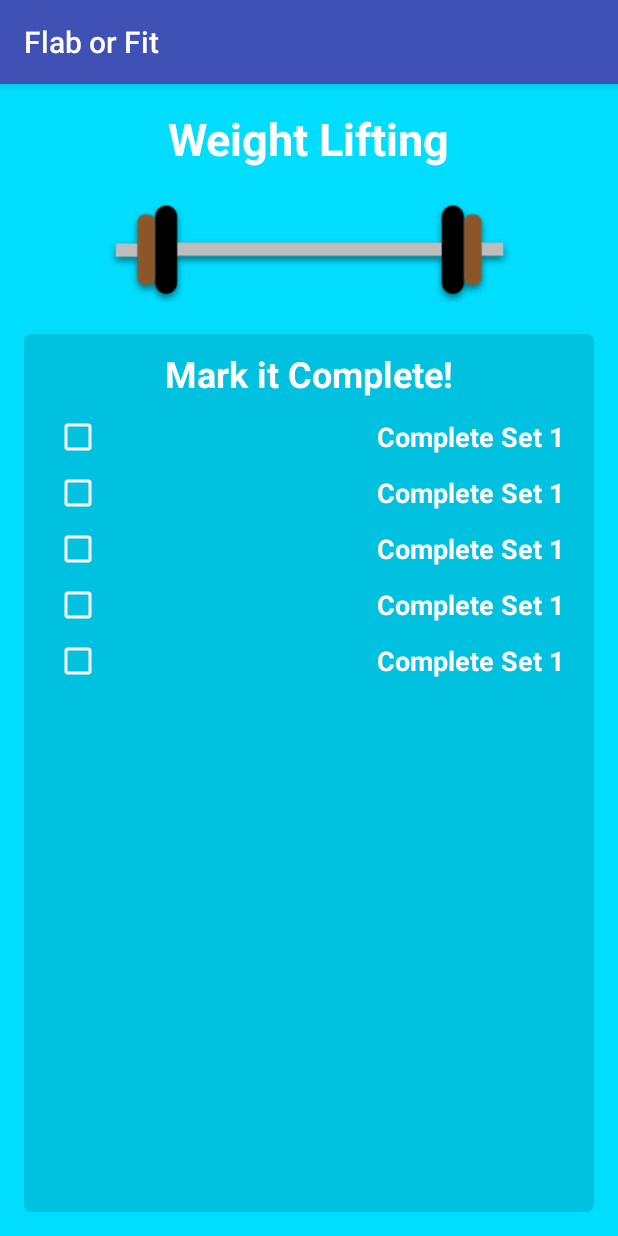
After one commit to dilipkumar4813/Android-FlatorFit, an Android app: the DetailActivity screen opened directly, with no data from a screen before it, on a phone screen of 412 x 824 dp. The commit adds this screen. Run offline under Robolectric (Android 15) with nearby library versions, the light colour scheme and no system bars.

Commit message:
Changes in the min sdk and basic second activity layout

```diff
--- a/app/build.gradle
+++ b/app/build.gradle
@@ -5,7 +5,7 @@ android {
     buildToolsVersion "25.0.0"
     defaultConfig {
         applicationId "com.flaborfit.dilip.flaborfit"
-        minSdkVersion 16
+        minSdkVersion 17
         targetSdkVersion 25
         versionCode 1
         versionName "1.0"
--- a/app/src/main/AndroidManifest.xml
+++ b/app/src/main/AndroidManifest.xml
@@ -1,20 +1,21 @@
 <?xml version="1.0" encoding="utf-8"?>
 <manifest xmlns:android="http://schemas.android.com/apk/res/android"
-    package="com.flaborfit.dilip.flaborfit" >
+    package="com.flaborfit.dilip.flaborfit">
 
     <application
         android:allowBackup="true"
         android:icon="@mipmap/ic_launcher"
         android:label="@string/app_name"
         android:supportsRtl="true"
-        android:theme="@style/AppTheme" >
-        <activity android:name=".MainActivity" >
+        android:theme="@style/AppTheme">
+        <activity android:name=".MainActivity">
             <intent-filter>
                 <action android:name="android.intent.action.MAIN" />
 
                 <category android:name="android.intent.category.LAUNCHER" />
             </intent-filter>
         </activity>
+        <activity android:name=".DetailActivity"></activity>
     </application>
 
 </manifest>
--- /dev/null
+++ b/app/src/main/java/com/flaborfit/dilip/flaborfit/DetailActivity.java
@@ -0,0 +1,20 @@
+package com.flaborfit.dilip.flaborfit;
+
+import android.support.v7.app.AppCompatActivity;
+import android.os.Bundle;
+import android.widget.ImageView;
+import android.widget.TextView;
+
+public class DetailActivity extends AppCompatActivity {
+
+    @Override
+    protected void onCreate(Bundle savedInstanceState) {
+        super.onCreate(savedInstanceState);
+        setContentView(R.layout.activity_detail);
+
+        TextView textTitle = (TextView) findViewById(R.id.text_title);
+
+        ImageView imageMain = (ImageView) findViewById(R.id.image_main);
+
+    }
+}
--- a/app/src/main/java/com/flaborfit/dilip/flaborfit/MainActivity.java
+++ b/app/src/main/java/com/flaborfit/dilip/flaborfit/MainActivity.java
@@ -1,13 +1,51 @@
 package com.flaborfit.dilip.flaborfit;
 
+import android.content.Intent;
 import android.support.v7.app.AppCompatActivity;
 import android.os.Bundle;
+import android.view.View;
+import android.widget.RelativeLayout;
 
-public class MainActivity extends AppCompatActivity {
+public class MainActivity extends AppCompatActivity implements View.OnClickListener {
+
+    public static final String EXERCISE_WEIGHTS = "Weight Lifting";
+    public static final String EXERCISE_YOGA = "Yoga";
+    public static final String EXERCISE_CARDIO = "Cardio";
+    public static final String EXTRA_ITEM_TITLE = "extra.item.title";
 
     @Override
     protected void onCreate(Bundle savedInstanceState) {
         super.onCreate(savedInstanceState);
         setContentView(R.layout.activity_main);
+
+        RelativeLayout buttonWeight = (RelativeLayout) findViewById(R.id.relativelayout_weight_lifting);
+        buttonWeight.setOnClickListener(this);
+
+        RelativeLayout buttonYoga = (RelativeLayout) findViewById(R.id.relativelayout_yoga);
+        buttonYoga.setOnClickListener(this);
+
+        RelativeLayout buttonCardio = (RelativeLayout) findViewById(R.id.relativelayout_cardio);
+        buttonCardio.setOnClickListener(this);
+    }
+
+    @Override
+    public void onClick(View view) {
+        switch (view.getId()) {
+            case R.id.relativelayout_weight_lifting:
+                loadDetailActivity(MainActivity.EXERCISE_WEIGHTS);
+                break;
+            case R.id.relativelayout_yoga:
+                loadDetailActivity(MainActivity.EXERCISE_YOGA);
+                break;
+            case R.id.relativelayout_cardio:
+                loadDetailActivity(MainActivity.EXERCISE_CARDIO);
+                break;
+        }
+    }
+
+    void loadDetailActivity(String exerciseTitle){
+        Intent intent = new Intent(this,DetailActivity.class);
+        intent.putExtra(MainActivity.EXTRA_ITEM_TITLE,exerciseTitle);
+        startActivity(intent);
     }
 }
--- /dev/null
+++ b/app/src/main/res/layout/activity_detail.xml
@@ -0,0 +1,120 @@
+<?xml version="1.0" encoding="utf-8"?>
+<LinearLayout xmlns:android="http://schemas.android.com/apk/res/android"
+    xmlns:app="http://schemas.android.com/apk/res-auto"
+    xmlns:tools="http://schemas.android.com/tools"
+    android:id="@+id/linearlayout_main_background"
+    android:layout_width="match_parent"
+    android:layout_height="match_parent"
+    android:background="@android:color/holo_blue_bright"
+    android:orientation="vertical"
+    android:paddingBottom="@dimen/activity_vertical_margin"
+    android:paddingLeft="@dimen/activity_horizontal_margin"
+    android:paddingRight="@dimen/activity_horizontal_margin"
+    android:paddingTop="@dimen/activity_vertical_margin"
+    tools:context="com.flaborfit.dilip.flaborfit.DetailActivity">
+
+    <TextView
+        android:id="@+id/text_title"
+        android:layout_width="wrap_content"
+        android:layout_height="wrap_content"
+        android:layout_gravity="center_horizontal"
+        android:text="Weight Lifting"
+        android:textColor="@android:color/background_light"
+        android:textSize="30sp"
+        android:textStyle="bold" />
+
+    <ImageView
+        android:id="@+id/image_main"
+        android:layout_width="match_parent"
+        android:layout_height="wrap_content"
+        app:srcCompat="@drawable/weight" />
+
+    <LinearLayout
+        android:layout_width="match_parent"
+        android:layout_height="match_parent"
+        android:background="@drawable/rounded_corners"
+        android:backgroundTint="#20000000"
+        android:orientation="vertical">
+
+        <TextView
+            android:id="@+id/textView13"
+            android:layout_width="wrap_content"
+            android:layout_height="wrap_content"
+            android:layout_gravity="center_horizontal"
+            android:paddingTop="10dp"
+            android:text="Mark it Complete!"
+            android:textColor="@android:color/background_light"
+            android:textSize="24sp"
+            android:textStyle="bold" />
+
+        <CheckBox
+            android:id="@+id/checkBox1"
+            android:layout_width="match_parent"
+            android:layout_height="wrap_content"
+            android:layout_marginLeft="20dp"
+            android:layout_marginRight="20dp"
+            android:layout_marginTop="10dp"
+            android:buttonTint="@android:color/background_light"
+            android:text="Complete Set 1"
+            android:textAlignment="viewEnd"
+            android:textColor="@android:color/background_light"
+            android:textSize="18sp"
+            android:textStyle="bold" />
+
+        <CheckBox
+            android:id="@+id/checkBox2"
+            android:layout_width="match_parent"
+            android:layout_height="wrap_content"
+            android:layout_marginLeft="20dp"
+            android:layout_marginRight="20dp"
+            android:layout_marginTop="5dp"
+            android:buttonTint="@android:color/background_light"
+            android:text="Complete Set 1"
+            android:textAlignment="viewEnd"
+            android:textColor="@android:color/background_light"
+            android:textSize="18sp"
+            android:textStyle="bold" />
+
+        <CheckBox
+            android:id="@+id/checkBox3"
+            android:layout_width="match_parent"
+            android:layout_height="wrap_content"
+            android:layout_marginLeft="20dp"
+            android:layout_marginRight="20dp"
+            android:layout_marginTop="5dp"
+            android:buttonTint="@android:color/background_light"
+            android:text="Complete Set 1"
+            android:textAlignment="viewEnd"
+            android:textColor="@android:color/background_light"
+            android:textSize="18sp"
+            android:textStyle="bold" />
+
+        <CheckBox
+            android:id="@+id/checkBox4"
+            android:layout_width="match_parent"
+            android:layout_height="wrap_content"
+            android:layout_marginLeft="20dp"
+            android:layout_marginRight="20dp"
+            android:layout_marginTop="5dp"
+            android:buttonTint="@android:color/background_light"
+            android:text="Complete Set 1"
+            android:textAlignment="viewEnd"
+            android:textColor="@android:color/background_light"
+            android:textSize="18sp"
+            android:textStyle="bold" />
+
+        <CheckBox
+            android:id="@+id/checkBox5"
+            android:layout_width="match_parent"
+            android:layout_height="wrap_content"
+            android:layout_marginLeft="20dp"
+            android:layout_marginRight="20dp"
+            android:layout_marginTop="5dp"
+            android:buttonTint="@android:color/background_light"
+            android:text="Complete Set 1"
+            android:textAlignment="viewEnd"
+            android:textColor="@android:color/background_light"
+            android:textSize="18sp"
+            android:textStyle="bold" />
+    </LinearLayout>
+</LinearLayout>
```
